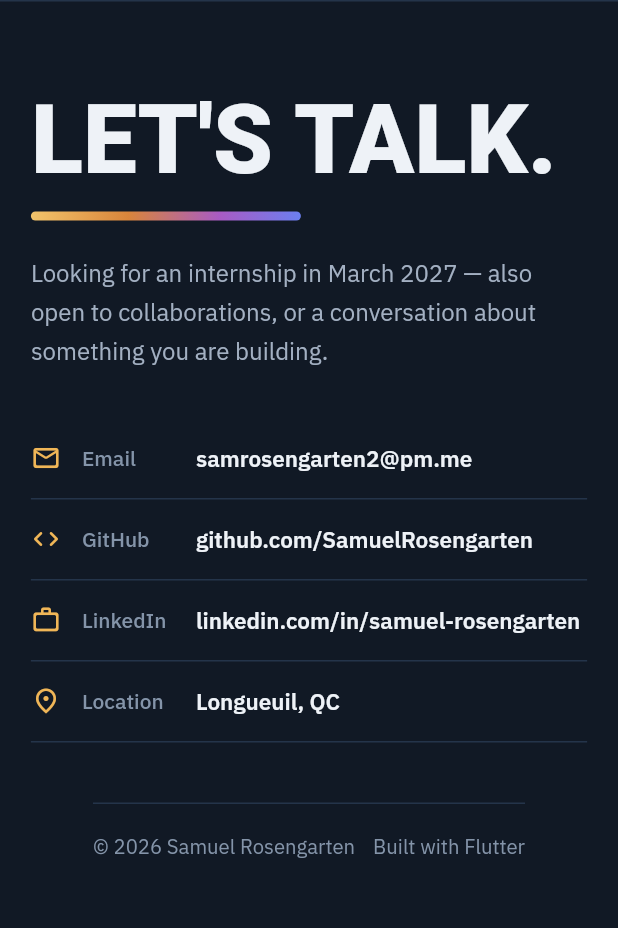
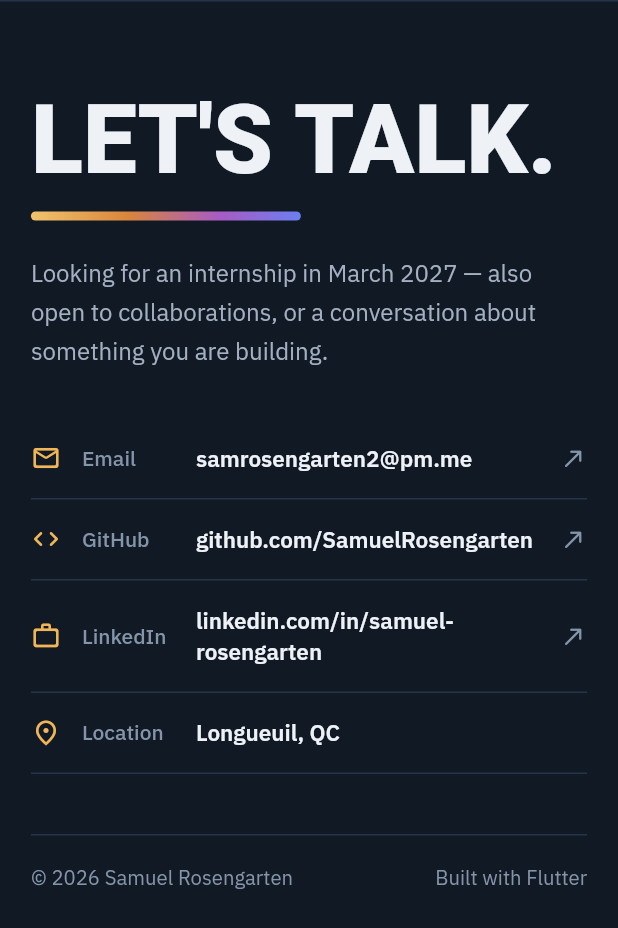
Before and after one commit to SamuelRosengarten/Portfolio, a Flutter app: the ContactSection widget shown alone on an empty page, opened directly, on a phone screen of 412 x 824 dp. Shown: the top 928 px of the screen. Run offline on Flutter 3.47's test engine with Material 3 defaults, Android fonts, the phone set to English and light mode, and no system bars; our stand-ins replace google_fonts; Roboto replaces fonts that are missing (Big Shoulders).

Commit message:
Make the contact methods and synapse-os.ca open as links
Email, GitHub, LinkedIn and synapse-os.ca now open (in a new tab on the
web) on click, tap or Enter, with a straw underline and arrow on hover or
keyboard focus, and are exposed to screen readers as links with a tap
action. The primary buttons get the same screen-reader tap action. Also
stretch the footer rule to the full content width instead of hugging the
two footer lines.

Co-Authored-By: Claude Opus 5.5 <noreply@anthropic.com>
Claude-Session: https://claude.ai/code/session_01SS3H7jfqwLFkreEmaVpevv

```diff
--- a/portfolio/lib/pages/contact_section.dart
+++ b/portfolio/lib/pages/contact_section.dart
@@ -17,14 +17,25 @@ class ContactSection extends StatelessWidget {
     final width = MediaQuery.sizeOf(context).width;
 
     final entries = [
-      ('Email', 'samrosengarten2@pm.me', Icons.mail_outline_rounded),
-      ('GitHub', 'github.com/SamuelRosengarten', Icons.code_rounded),
+      (
+        'Email',
+        'samrosengarten2@pm.me',
+        Icons.mail_outline_rounded,
+        'mailto:samrosengarten2@pm.me',
+      ),
+      (
+        'GitHub',
+        'github.com/SamuelRosengarten',
+        Icons.code_rounded,
+        'https://github.com/SamuelRosengarten',
+      ),
       (
         'LinkedIn',
         'linkedin.com/in/samuel-rosengarten',
         Icons.work_outline_rounded,
+        'https://www.linkedin.com/in/samuel-rosengarten',
       ),
-      (s.locationLabel, 'Longueuil, QC', Icons.place_outlined),
+      (s.locationLabel, 'Longueuil, QC', Icons.place_outlined, null),
     ];
 
     final intro = Column(
@@ -55,8 +66,8 @@ class ContactSection extends StatelessWidget {
     final list = Column(
       crossAxisAlignment: CrossAxisAlignment.stretch,
       children: [
-        for (final (label, value, icon) in entries)
-          _ContactRow(label: label, value: value, icon: icon),
+        for (final (label, value, icon, url) in entries)
+          _ContactRow(label: label, value: value, icon: icon, url: url),
       ],
     );
 
@@ -103,6 +114,7 @@ class ContactSection extends StatelessWidget {
                   phone ? 28 : 40,
                 ),
                 child: Container(
+                  width: double.infinity,
                   padding: EdgeInsets.only(top: phone ? 18 : 22),
                   decoration: BoxDecoration(
                     border: Border(top: BorderSide(color: palette.line)),
@@ -132,19 +144,33 @@ class ContactSection extends StatelessWidget {
   }
 }
 
+/// One contact method. Rows with a [url] are links: the value turns straw and
+/// underlines on hover or keyboard focus, with an arrow at the end.
 class _ContactRow extends StatelessWidget {
   const _ContactRow({
     required this.label,
     required this.value,
     required this.icon,
+    this.url,
   });
 
   final String label;
   final String value;
   final IconData icon;
+  final String? url;
 
   @override
   Widget build(BuildContext context) {
+    final url = this.url;
+    if (url == null) return _row(context, active: false);
+    return ExternalLink(
+      url: url,
+      label: '$label: $value',
+      builder: (context, active) => _row(context, active: active),
+    );
+  }
+
+  Widget _row(BuildContext context, {required bool active}) {
     final palette = paletteOf(context);
     final phone = isPhone(context);
     return Container(
@@ -170,13 +196,25 @@ class _ContactRow extends StatelessWidget {
           Expanded(
             child: Text(
               value,
-              style: bodyStyle(
-                size: phone ? 15 : 18,
-                color: palette.ink,
-                weight: FontWeight.w600,
-              ),
+              style:
+                  bodyStyle(
+                    size: phone ? 15 : 18,
+                    color: active ? palette.accent : palette.ink,
+                    weight: FontWeight.w600,
+                  ).copyWith(
+                    decoration: active ? TextDecoration.underline : null,
+                    decorationColor: palette.accent,
+                  ),
             ),
           ),
+          if (url != null) ...[
+            const SizedBox(width: 12),
+            Icon(
+              Icons.north_east_rounded,
+              size: 18,
+              color: active ? palette.accent : palette.tertiary,
+            ),
+          ],
         ],
       ),
     );
--- a/portfolio/lib/pages/synapse_section.dart
+++ b/portfolio/lib/pages/synapse_section.dart
@@ -164,12 +164,27 @@ class _Intro extends StatelessWidget {
       children: [
         platforms,
         const SizedBox(height: 14),
-        Text(
-          'synapse-os.ca',
-          style: bodyStyle(
-            size: 15,
-            color: palette.ai,
-            weight: FontWeight.w600,
+        ExternalLink(
+          url: 'https://synapse-os.ca',
+          label: 'synapse-os.ca',
+          builder: (context, active) => Row(
+            mainAxisSize: MainAxisSize.min,
+            children: [
+              Text(
+                'synapse-os.ca',
+                style:
+                    bodyStyle(
+                      size: 15,
+                      color: palette.ai,
+                      weight: FontWeight.w600,
+                    ).copyWith(
+                      decoration: active ? TextDecoration.underline : null,
+                      decorationColor: palette.ai,
+                    ),
+              ),
+              const SizedBox(width: 6),
+              Icon(Icons.north_east_rounded, size: 16, color: palette.ai),
+            ],
           ),
         ),
       ],
--- a/portfolio/lib/theme/theme_controller.dart
+++ b/portfolio/lib/theme/theme_controller.dart
@@ -16,12 +16,14 @@ class ThemeController extends ValueNotifier<bool> {
 /// widget to rebuild whenever the mode flips, the same way `Theme.of` or
 /// `MediaQuery.of` do.
 class AppTheme extends InheritedNotifier<ThemeController> {
-  const AppTheme({super.key, required ThemeController controller, required super.child})
-    : super(notifier: controller);
+  const AppTheme({
+    super.key,
+    required ThemeController controller,
+    required super.child,
+  }) : super(notifier: controller);
 
   static ThemeController of(BuildContext context) {
-    final widget = context
-        .dependOnInheritedWidgetOfExactType<AppTheme>();
+    final widget = context.dependOnInheritedWidgetOfExactType<AppTheme>();
     assert(widget != null, 'No AppTheme found in context');
     return widget!.notifier!;
   }
--- a/portfolio/lib/widgets/section_layout.dart
+++ b/portfolio/lib/widgets/section_layout.dart
@@ -3,6 +3,7 @@ import 'dart:ui' show PathMetric;
 
 import 'package:flutter/material.dart';
 import 'package:google_fonts/google_fonts.dart';
+import 'package:url_launcher/url_launcher.dart';
 
 import '../theme/palette.dart';
 
@@ -64,6 +65,62 @@ TextStyle codeStyle({
   fontWeight: weight,
   height: height,
 );
+
+/// Makes [builder]'s output an external link: opens [url] (a new tab on the
+/// web) on click, tap or Enter, shows the pointer, and tells [builder] when
+/// it is hovered or keyboard-focused so it can show that.
+class ExternalLink extends StatefulWidget {
+  const ExternalLink({
+    super.key,
+    required this.url,
+    required this.label,
+    required this.builder,
+  });
+
+  final String url;
+
+  /// What a screen reader announces for the link.
+  final String label;
+  final Widget Function(BuildContext context, bool active) builder;
+
+  @override
+  State<ExternalLink> createState() => _ExternalLinkState();
+}
+
+class _ExternalLinkState extends State<ExternalLink> {
+  bool _hovering = false;
+  bool _focused = false;
+
+  void _open() => launchUrl(Uri.parse(widget.url), webOnlyWindowName: '_blank');
+
+  @override
+  Widget build(BuildContext context) {
+    return FocusableActionDetector(
+      mouseCursor: SystemMouseCursors.click,
+      onShowHoverHighlight: (v) => setState(() => _hovering = v),
+      onShowFocusHighlight: (v) => setState(() => _focused = v),
+      actions: {
+        ActivateIntent: CallbackAction<ActivateIntent>(
+          onInvoke: (_) {
+            _open();
+            return null;
+          },
+        ),
+      },
+      child: Semantics(
+        link: true,
+        label: widget.label,
+        onTap: _open,
+        excludeSemantics: true,
+        child: GestureDetector(
+          behavior: HitTestBehavior.opaque,
+          onTap: _open,
+          child: widget.builder(context, _hovering || _focused),
+        ),
+      ),
+    );
+  }
+}
 
 /// A display headline that never wraps mid-line: each line keeps its words,
 /// and the block shrinks to fit when the column is narrower than [size]
@@ -336,6 +393,7 @@ class _PillButtonState extends State<PillButton> {
       child: Semantics(
         button: true,
         label: widget.label,
+        onTap: widget.onPressed,
         excludeSemantics: true,
         child: GestureDetector(
           behavior: HitTestBehavior.opaque,
--- a/portfolio/pubspec.yaml
+++ b/portfolio/pubspec.yaml
@@ -39,6 +39,7 @@ dependencies:
   fade_animation_delayed: ^0.0.3
   icons_plus: ^5.0.0
   flutter_svg: ^2.3.0
+  url_launcher: ^6.3.3
 
 dev_dependencies:
   flutter_test:
```
Also changed, not shown: portfolio/pubspec.lock, 1 other file.
